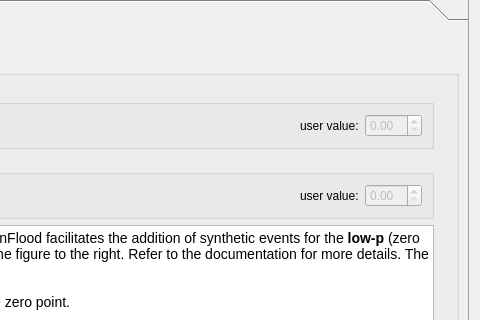
Qt form canflood2/canflood2_model_config.ui (cefect/CanFlood2) before a commit; both pictures show x 498 to 978 and y 253 to 573 of the 978 by 992 pixel window.
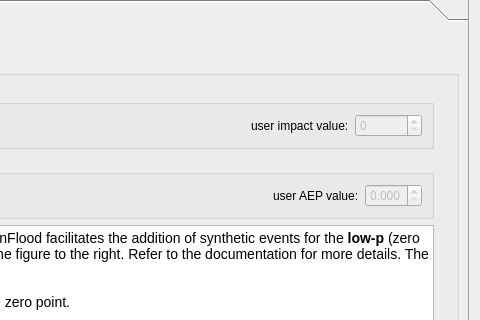
The same form after that commit. Icons and pictures are not drawn. Custom widgets are drawn as their Qt base class.

What changed in the file:
```diff
--- a/canflood2/canflood2_model_config.ui
+++ b/canflood2/canflood2_model_config.ui
@@ -1623,7 +1623,7 @@
                   </sizepolicy>
                  </property>
                  <property name="text">
-                  <string>user value:</string>
+                  <string>user impact value:</string>
                  </property>
                 </widget>
                </item>
@@ -1638,6 +1638,12 @@
                    <verstretch>0</verstretch>
                   </sizepolicy>
                  </property>
+                 <property name="decimals">
+                  <number>0</number>
+                 </property>
+                 <property name="maximum">
+                  <double>9999999999.000000000000000</double>
+                 </property>
                 </widget>
                </item>
               </layout>
@@ -1711,7 +1717,7 @@
                   </sizepolicy>
                  </property>
                  <property name="text">
-                  <string>user value:</string>
+                  <string>user AEP value:</string>
                  </property>
                 </widget>
                </item>
@@ -1726,6 +1732,15 @@
                    <verstretch>0</verstretch>
                   </sizepolicy>
                  </property>
+                 <property name="decimals">
+                  <number>3</number>
+                 </property>
+                 <property name="maximum">
+                  <double>1.000000000000000</double>
+                 </property>
+                 <property name="singleStep">
+                  <double>0.010000000000000</double>
+                 </property>
                 </widget>
                </item>
               </layout>
```
